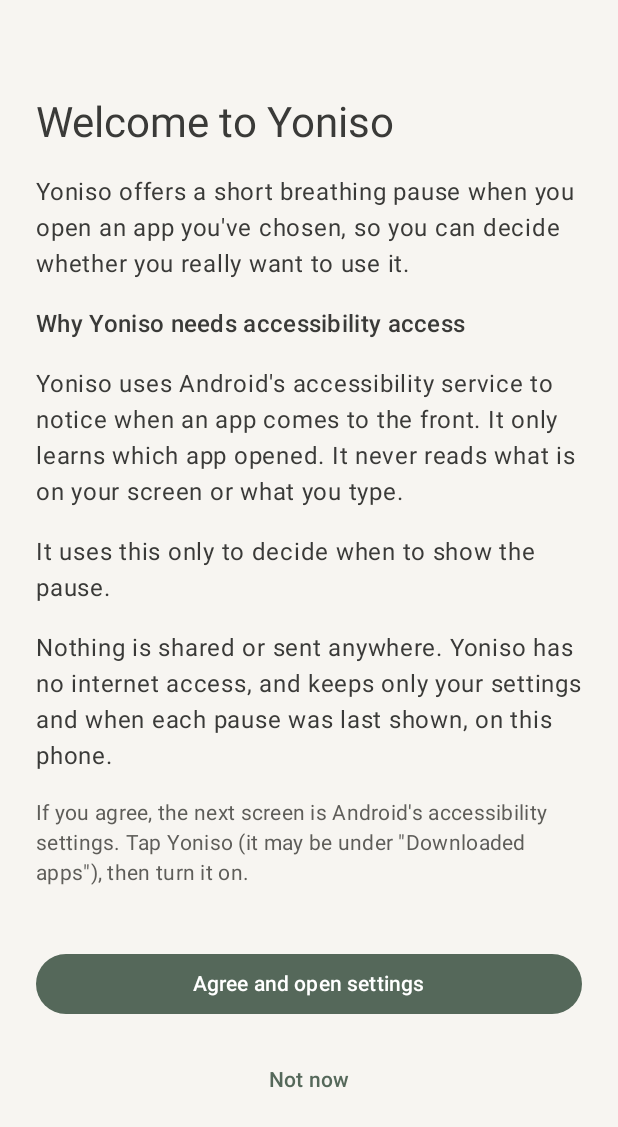
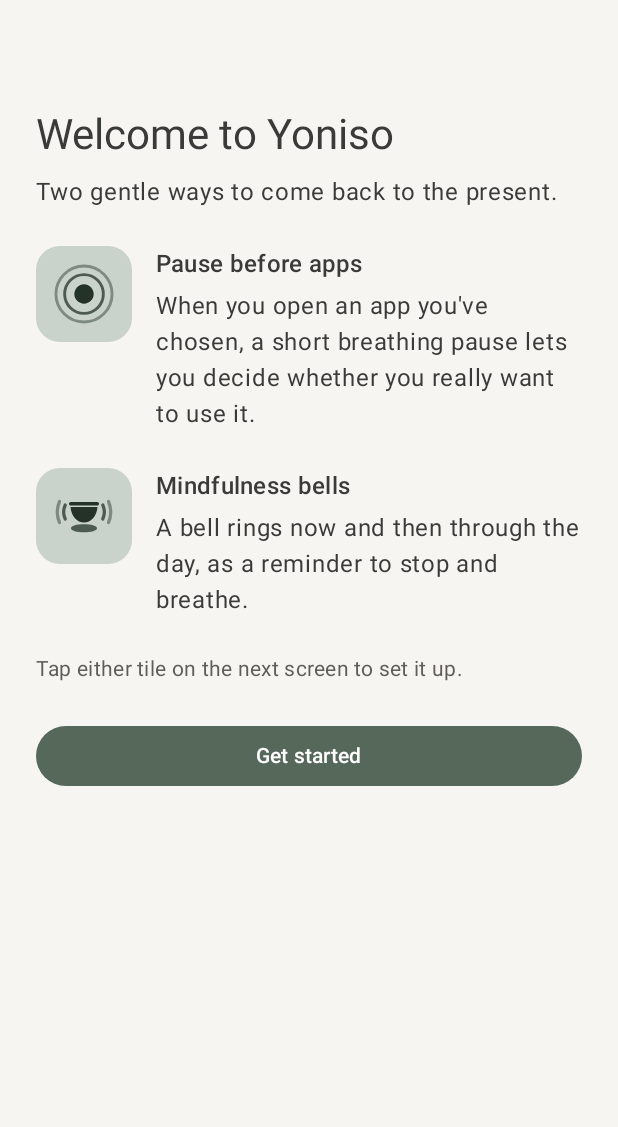
Before and after one commit to mstyles/yoniso, an Android app built with Jetpack Compose: the screen it shows after launch (MainActivity), on a phone screen of 412 x 824 dp. Shown: the top 1127 px of the screen. Run offline under Robolectric (Android 15) with nearby library versions, the phone set to English and light mode, and no system bars.

Commit message:
First-launch intro for both features
The first-launch screen now introduces the pause and the bells, each
with its home tile icon and a sentence, and "Get started" goes to the
home screen. It shows once, using the existing onboarding flag.

It no longer asks for accessibility access. The pause page asks, with
the full disclosure, so someone who only wants bells is never asked.
The README's Play notes say where the disclosure now appears, and that
the disclosure video needs re-recording from the intro.

```diff
--- a/app/src/main/java/app/yoniso/MainActivity.kt
+++ b/app/src/main/java/app/yoniso/MainActivity.kt
@@ -43,14 +43,14 @@ import app.yoniso.ui.AppListScreen
 import app.yoniso.ui.BellEnvironment
 import app.yoniso.ui.BellsScreen
 import app.yoniso.ui.FeatureState
-import app.yoniso.ui.OnboardingScreen
 import app.yoniso.ui.HomeScreen
+import app.yoniso.ui.IntroScreen
 import app.yoniso.ui.PauseScreen
 import app.yoniso.ui.YonisoTheme
 import kotlinx.coroutines.launch
 
 /**
- * Hosts the screens: first-launch onboarding, home (a tile per feature), the pause settings and its
+ * Hosts the screens: the first-launch intro, home (a tile per feature), the pause settings and its
  * app list, the bells and About.
  * Settings are read from and written straight to [SettingsRepository] and [BellRepository]; the
  * accessibility service observes the same stores. Every bell change also resets the bell's alarm.
@@ -101,12 +101,8 @@ class MainActivity : ComponentActivity() {
                     // Still loading: a blank surface for a few milliseconds.
                     onboardingDone == null || loadedSettings == null -> Surface(Modifier.fillMaxSize()) {}
 
-                    onboardingDone == false -> OnboardingScreen(
-                        onOpenAccessibilitySettings = {
-                            scope.launch { repository.setOnboardingDone() }
-                            openAccessibilitySettings()
-                        },
-                        onNotNow = { scope.launch { repository.setOnboardingDone() } },
+                    onboardingDone == false -> IntroScreen(
+                        onGetStarted = { scope.launch { repository.setOnboardingDone() } },
                     )
 
                     choosingApps -> AppListScreen(
--- /dev/null
+++ b/app/src/main/java/app/yoniso/ui/IntroScreen.kt
@@ -0,0 +1,99 @@
+package app.yoniso.ui
+
+import androidx.annotation.DrawableRes
+import androidx.compose.foundation.layout.Arrangement
+import androidx.compose.foundation.layout.Box
+import androidx.compose.foundation.layout.Column
+import androidx.compose.foundation.layout.Row
+import androidx.compose.foundation.layout.Spacer
+import androidx.compose.foundation.layout.WindowInsets
+import androidx.compose.foundation.layout.fillMaxSize
+import androidx.compose.foundation.layout.fillMaxWidth
+import androidx.compose.foundation.layout.height
+import androidx.compose.foundation.layout.padding
+import androidx.compose.foundation.layout.safeDrawing
+import androidx.compose.foundation.layout.size
+import androidx.compose.foundation.layout.windowInsetsPadding
+import androidx.compose.foundation.rememberScrollState
+import androidx.compose.foundation.shape.RoundedCornerShape
+import androidx.compose.foundation.verticalScroll
+import androidx.compose.material3.Button
+import androidx.compose.material3.Icon
+import androidx.compose.material3.MaterialTheme
+import androidx.compose.material3.Surface
+import androidx.compose.material3.Text
+import androidx.compose.runtime.Composable
+import androidx.compose.ui.Alignment
+import androidx.compose.ui.Modifier
+import androidx.compose.ui.res.painterResource
+import androidx.compose.ui.semantics.heading
+import androidx.compose.ui.semantics.semantics
+import androidx.compose.ui.unit.dp
+import app.yoniso.R
+
+/**
+ * Shown once, on first launch: what the two features are, with the icons their home tiles use.
+ * Accessibility access isn't asked for here; the pause page asks, with its disclosure (PRD FR-6),
+ * when the user sets the pause up, so someone who only wants bells is never asked.
+ */
+@Composable
+fun IntroScreen(onGetStarted: () -> Unit) {
+    Surface(Modifier.fillMaxSize()) {
+        Column(
+            Modifier
+                .windowInsetsPadding(WindowInsets.safeDrawing)
+                .verticalScroll(rememberScrollState())
+                .padding(24.dp),
+            verticalArrangement = Arrangement.spacedBy(24.dp),
+        ) {
+            Spacer(Modifier.height(24.dp))
+            Column(verticalArrangement = Arrangement.spacedBy(8.dp)) {
+                Text(
+                    "Welcome to Yoniso",
+                    style = MaterialTheme.typography.headlineMedium,
+                    modifier = Modifier.semantics { heading() },
+                )
+                Text("Two gentle ways to come back to the present.", style = MaterialTheme.typography.bodyLarge)
+            }
+
+            Feature(
+                R.drawable.ic_pause_feature,
+                "Pause before apps",
+                "When you open an app you've chosen, a short breathing pause lets you decide whether you really want to use it.",
+            )
+            Feature(
+                R.drawable.ic_bell_feature,
+                "Mindfulness bells",
+                "A bell rings now and then through the day, as a reminder to stop and breathe.",
+            )
+
+            Text(
+                "Tap either tile on the next screen to set it up.",
+                style = MaterialTheme.typography.bodyMedium,
+                color = MaterialTheme.colorScheme.onSurfaceVariant,
+            )
+            Button(onClick = onGetStarted, modifier = Modifier.fillMaxWidth()) { Text("Get started") }
+        }
+    }
+}
+
+/** A feature's tile icon, its name and a sentence about it. */
+@Composable
+private fun Feature(@DrawableRes icon: Int, title: String, description: String) {
+    Row(horizontalArrangement = Arrangement.spacedBy(16.dp)) {
+        Surface(
+            Modifier.size(64.dp),
+            shape = RoundedCornerShape(16.dp),
+            color = MaterialTheme.colorScheme.primaryContainer,
+            contentColor = MaterialTheme.colorScheme.onPrimaryContainer,
+        ) {
+            Box(contentAlignment = Alignment.Center) {
+                Icon(painterResource(icon), contentDescription = null, modifier = Modifier.size(40.dp))
+            }
+        }
+        Column(Modifier.weight(1f), verticalArrangement = Arrangement.spacedBy(4.dp)) {
+            Text(title, style = MaterialTheme.typography.titleMedium, modifier = Modifier.semantics { heading() })
+            Text(description, style = MaterialTheme.typography.bodyLarge)
+        }
+    }
+}
--- a/app/src/main/java/app/yoniso/ui/OnboardingScreen.kt
+++ /dev/null
@@ -1,89 +0,0 @@
-package app.yoniso.ui
-
-import androidx.compose.foundation.layout.Arrangement
-import androidx.compose.foundation.layout.Column
-import androidx.compose.foundation.layout.Spacer
-import androidx.compose.foundation.layout.WindowInsets
-import androidx.compose.foundation.layout.fillMaxSize
-import androidx.compose.foundation.layout.fillMaxWidth
-import androidx.compose.foundation.layout.height
-import androidx.compose.foundation.layout.padding
-import androidx.compose.foundation.layout.safeDrawing
-import androidx.compose.foundation.layout.windowInsetsPadding
-import androidx.compose.foundation.rememberScrollState
-import androidx.compose.foundation.verticalScroll
-import androidx.compose.material3.Button
-import androidx.compose.material3.MaterialTheme
-import androidx.compose.material3.Surface
-import androidx.compose.material3.Text
-import androidx.compose.material3.TextButton
-import androidx.compose.runtime.Composable
-import androidx.compose.ui.Modifier
-import androidx.compose.ui.semantics.heading
-import androidx.compose.ui.semantics.semantics
-import androidx.compose.ui.unit.dp
-
-/**
- * First launch: explains why accessibility access is needed and what Yoniso does with it
- * (PRD FR-6), before sending the user to Android's accessibility settings.
- */
-@Composable
-fun OnboardingScreen(onOpenAccessibilitySettings: () -> Unit, onNotNow: () -> Unit) {
-    Surface(Modifier.fillMaxSize()) {
-        Column(
-            Modifier
-                .windowInsetsPadding(WindowInsets.safeDrawing)
-                .verticalScroll(rememberScrollState())
-                .padding(24.dp),
-            verticalArrangement = Arrangement.spacedBy(16.dp),
-        ) {
-            Spacer(Modifier.height(24.dp))
-            Text(
-                "Welcome to Yoniso",
-                style = MaterialTheme.typography.headlineMedium,
-                modifier = Modifier.semantics { heading() },
-            )
-            Text(
-                "Yoniso offers a short breathing pause when you open an app you've chosen, " +
-                    "so you can decide whether you really want to use it.",
-                style = MaterialTheme.typography.bodyLarge,
-            )
-
-            Text(
-                "Why Yoniso needs accessibility access",
-                style = MaterialTheme.typography.titleMedium,
-                modifier = Modifier.semantics { heading() },
-            )
-            Disclosure(
-                "Yoniso uses Android's accessibility service to notice when an app comes to the front. " +
-                    "It only learns which app opened. It never reads what is on your screen or what you type.",
-            )
-            Disclosure("It uses this only to decide when to show the pause.")
-            Disclosure(
-                "Nothing is shared or sent anywhere. Yoniso has no internet access, and keeps only " +
-                    "your settings and when each pause was last shown, on this phone.",
-            )
-
-            Text(
-                "If you agree, the next screen is Android's accessibility settings. Tap Yoniso (it may be under \"Downloaded apps\"), then turn it on.",
-                style = MaterialTheme.typography.bodyMedium,
-                color = MaterialTheme.colorScheme.onSurfaceVariant,
-            )
-
-            Spacer(Modifier.height(8.dp))
-            Button(onClick = onOpenAccessibilitySettings, modifier = Modifier.fillMaxWidth()) {
-                // Google Play requires an affirmative "agree" action after the disclosure.
-                // "Not now" declines; the settings screen then repeats the disclosure.
-                Text("Agree and open settings")
-            }
-            TextButton(onClick = onNotNow, modifier = Modifier.fillMaxWidth()) {
-                Text("Not now")
-            }
-        }
-    }
-}
-
-@Composable
-private fun Disclosure(text: String) {
-    Text(text, style = MaterialTheme.typography.bodyLarge)
-}
```
Also changed, not shown: 2 other files.
